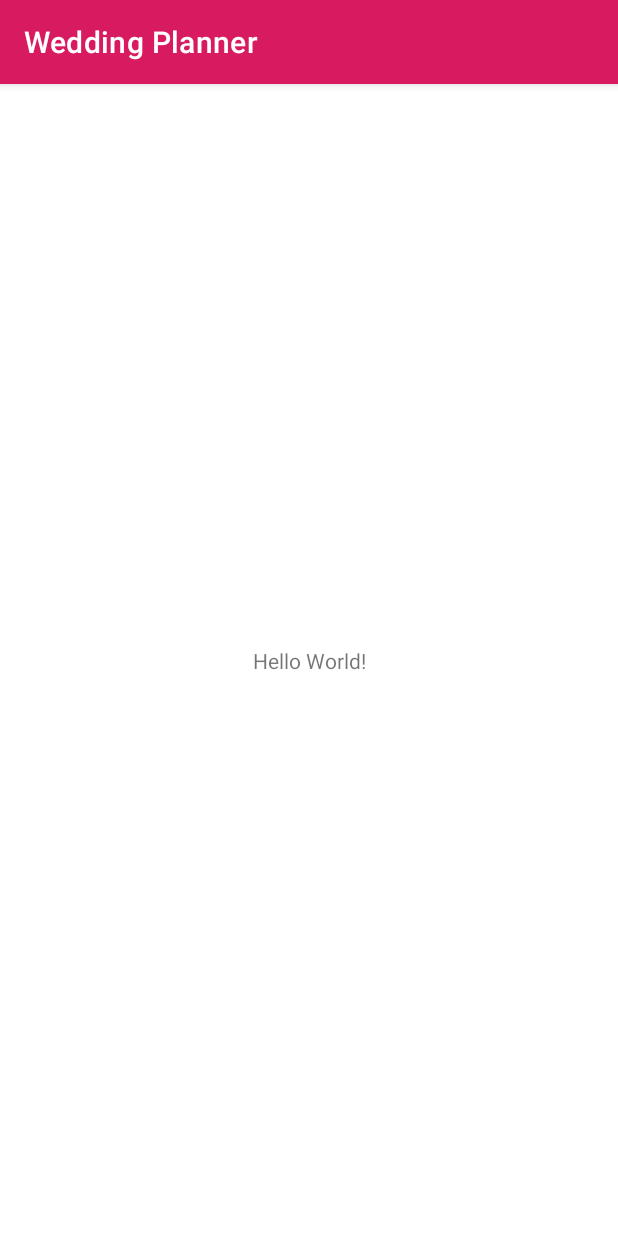
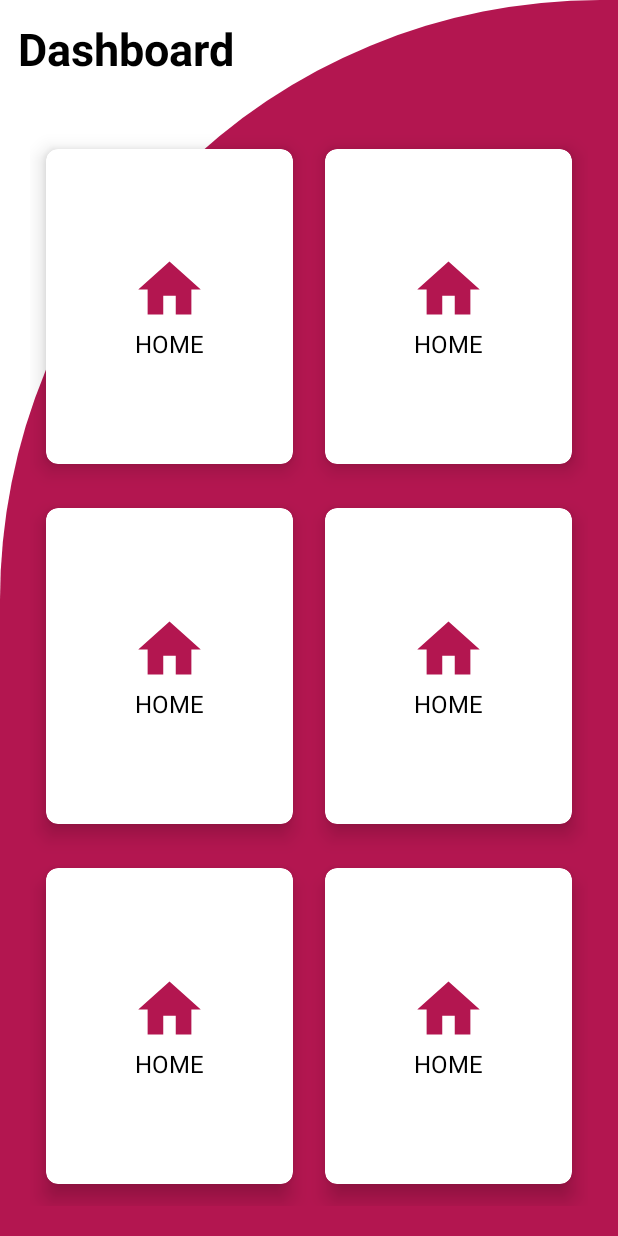
Before and after one commit to nuwan-coder/wedding-planner, an Android app: the screen it shows after launch (MainActivity), on a phone screen of 412 x 824 dp. Run offline under Robolectric (Android 15) with nearby library versions, the phone set to English and light mode, and no system bars.

Commit message:
add start fragment to main activity

```diff
--- a/app/build.gradle
+++ b/app/build.gradle
@@ -40,6 +40,8 @@ dependencies {
     implementation 'com.google.android.material:material:1.2.1'
     implementation 'androidx.constraintlayout:constraintlayout:2.0.4'
     implementation 'androidx.legacy:legacy-support-v4:1.0.0'
+    implementation 'androidx.navigation:navigation-fragment-ktx:2.3.2'
+    implementation 'androidx.navigation:navigation-ui-ktx:2.3.2'
     testImplementation 'junit:junit:4.+'
     androidTestImplementation 'androidx.test.ext:junit:1.1.2'
     androidTestImplementation 'androidx.test.espresso:espresso-core:3.3.0'
--- a/app/src/main/java/com/example/weddingplanner/StartFragment.kt
+++ /dev/null
@@ -1,11 +0,0 @@
-package com.example.weddingplanner
-
-import android.os.Bundle
-import androidx.fragment.app.Fragment
-import android.view.LayoutInflater
-import android.view.View
-import android.view.ViewGroup
-
-class StartFragment : Fragment() {
-
-}
--- /dev/null
+++ b/app/src/main/java/com/example/weddingplanner/ui/StartFragment.kt
@@ -0,0 +1,19 @@
+package com.example.weddingplanner.ui
+
+import android.os.Bundle
+import androidx.fragment.app.Fragment
+import android.view.LayoutInflater
+import android.view.View
+import android.view.ViewGroup
+import com.example.weddingplanner.R
+
+class StartFragment : Fragment() {
+
+    override fun onCreateView(
+        inflater: LayoutInflater,
+        container: ViewGroup?,
+        savedInstanceState: Bundle?
+    ): View? {
+        return inflater.inflate(R.layout.fragment_start,container,false)
+    }
+}
--- a/app/src/main/res/layout/activity_main.xml
+++ b/app/src/main/res/layout/activity_main.xml
@@ -1,18 +1,19 @@
 <?xml version="1.0" encoding="utf-8"?>
-<androidx.constraintlayout.widget.ConstraintLayout xmlns:android="http://schemas.android.com/apk/res/android"
+<androidx.fragment.app.FragmentContainerView xmlns:android="http://schemas.android.com/apk/res/android"
     xmlns:app="http://schemas.android.com/apk/res-auto"
     xmlns:tools="http://schemas.android.com/tools"
     android:layout_width="match_parent"
     android:layout_height="match_parent"
     tools:context=".MainActivity">
 
-    <TextView
-        android:layout_width="wrap_content"
-        android:layout_height="wrap_content"
-        android:text="Hello World!"
-        app:layout_constraintBottom_toBottomOf="parent"
-        app:layout_constraintLeft_toLeftOf="parent"
-        app:layout_constraintRight_toRightOf="parent"
-        app:layout_constraintTop_toTopOf="parent" />
+    <fragment
+        android:id="@+id/fragment"
+        android:name="androidx.navigation.fragment.NavHostFragment"
+        android:layout_width="match_parent"
+        android:layout_height="match_parent"
+        app:defaultNavHost="true"
+        app:navGraph="@navigation/nav_graph"
+        tools:layout_editor_absoluteX="156dp"
+        tools:layout_editor_absoluteY="279dp" />
 
-</androidx.constraintlayout.widget.ConstraintLayout>
+</androidx.fragment.app.FragmentContainerView>
--- a/app/src/main/res/layout/fragment_start.xml
+++ b/app/src/main/res/layout/fragment_start.xml
@@ -5,7 +5,7 @@
     android:layout_height="match_parent"
     xmlns:app="http://schemas.android.com/apk/res-auto"
     android:background="@drawable/cut_card_background"
-    tools:context=".StartFragment">
+    tools:context=".ui.StartFragment">
 
     <TextView
         android:id="@+id/textView"
--- /dev/null
+++ b/app/src/main/res/navigation/nav_graph.xml
@@ -0,0 +1,13 @@
+<?xml version="1.0" encoding="utf-8"?>
+<navigation xmlns:android="http://schemas.android.com/apk/res/android"
+    xmlns:app="http://schemas.android.com/apk/res-auto"
+    xmlns:tools="http://schemas.android.com/tools"
+    android:id="@+id/nav_graph"
+    app:startDestination="@id/startFragment">
+
+    <fragment
+        android:id="@+id/startFragment"
+        android:name="com.example.weddingplanner.ui.StartFragment"
+        android:label="fragment_start"
+        tools:layout="@layout/fragment_start" />
+</navigation>
--- a/app/src/main/res/values/themes.xml
+++ b/app/src/main/res/values/themes.xml
@@ -1,6 +1,6 @@
 <resources xmlns:tools="http://schemas.android.com/tools">
     <!-- Base application theme. -->
-    <style name="Theme.WeddingPlanner" parent="Theme.MaterialComponents.DayNight.DarkActionBar">
+    <style name="Theme.WeddingPlanner" parent="Theme.MaterialComponents.DayNight.NoActionBar">
         <!-- Primary brand color. -->
         <item name="colorPrimary">@color/pink_600</item>
         <item name="colorPrimaryVariant">@color/pink_950</item>
```
